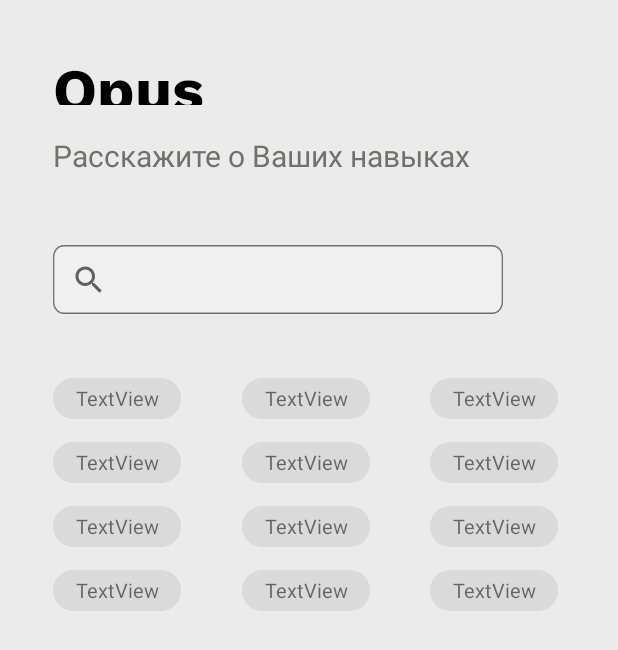
After one commit to EvilEgoist/AndroidPetProjectOpus, an Android app: the layout activity_skills_screen.xml on its own in the app's theme, with its tools: preview values and no code run, on a phone screen of 412 x 824 dp. The commit adds this screen. Shown: the top 650 px of the screen. Run offline under Robolectric (Android 15) with nearby library versions, the phone set to English and light mode, and no system bars.

Commit message:
Part of screen 22

```diff
--- a/app/src/main/AndroidManifest.xml
+++ b/app/src/main/AndroidManifest.xml
@@ -9,6 +9,7 @@
         android:roundIcon="@mipmap/ic_launcher_round"
         android:supportsRtl="true"
         android:theme="@style/Theme.Opus">
+        <activity android:name=".SkillsScreen"></activity>
         <activity
             android:name=".MainActivity"
             android:screenOrientation="portrait">
@@ -18,6 +19,7 @@
                 <category android:name="android.intent.category.LAUNCHER" />
             </intent-filter>
         </activity>
+
         <meta-data
             android:name="preloaded_fonts"
             android:resource="@array/preloaded_fonts" />
--- a/app/src/main/java/com/android/opus/MainActivity.kt
+++ b/app/src/main/java/com/android/opus/MainActivity.kt
@@ -1,17 +1,24 @@
 package com.android.opus
 
+import android.os.Bundle
+import android.view.View
+import android.widget.TextView
 import androidx.appcompat.app.AppCompatActivity
-import android.os.Bundle
-import com.android.opus.ui.screen.MainScreenFragment
+
 
 class MainActivity : AppCompatActivity() {
     override fun onCreate(savedInstanceState: Bundle?) {
         super.onCreate(savedInstanceState)
         setContentView(R.layout.activity_main)
 
-        if (savedInstanceState == null) {
-            supportFragmentManager.beginTransaction()
-                .add(R.id.fragment_container, MainScreenFragment.newInstance()).commit()
-        }
+//        if (savedInstanceState == null) {
+//            supportFragmentManager.beginTransaction()
+//                .add(R.id.fragment_container, MainScreenFragment.newInstance()).commit()
+//        }
+//        Intent(this, SkillsScreen::class.java)
+
+        val textViewArray = arrayOfNulls<TextView>(10)
+        textViewArray[0]
+
     }
 }
--- /dev/null
+++ b/app/src/main/java/com/android/opus/SkillsScreen.kt
@@ -0,0 +1,15 @@
+package com.android.opus
+
+import android.R
+import android.os.Bundle
+import android.view.View
+import android.widget.TextView
+import androidx.appcompat.app.AppCompatActivity
+
+
+class SkillsScreen : AppCompatActivity() {
+    override fun onCreate(savedInstanceState: Bundle?) {
+        super.onCreate(savedInstanceState)
+        //setContentView(R.layout.activity_skill_screen)
+    }
+}
--- /dev/null
+++ b/app/src/main/res/drawable/screen_separator.xml
@@ -0,0 +1,76 @@
+<?xml version="1.0" encoding="utf-8"?>
+<vector
+    xmlns:android="http://schemas.android.com/apk/res/android"
+    xmlns:aapt="http://schemas.android.com/aapt"
+    android:width="414dp"
+    android:height="414dp"
+    android:viewportWidth="2"
+    android:viewportHeight="414"
+    >
+
+    <group>
+
+        <clip-path
+            android:pathData="M0 0H2V414H0V0Z"
+            />
+
+        <group
+            android:translateX="-26.5"
+            android:translateY="0"
+            android:pivotX="1"
+            android:pivotY="207"
+            android:scaleX="2"
+            android:scaleY="2"
+            android:rotation="90"
+            >
+
+            <path
+                android:pathData="M0 0V414H2V0"
+                >
+
+                <aapt:attr name="android:fillColor">
+
+                    <gradient
+                        android:type="linear"
+                        android:startX="0.5"
+                        android:startY="207"
+                        android:endX="1.5"
+                        android:endY="207"
+                        >
+
+                        <item
+                            android:color="#EBEBEB"
+                            android:offset="0"
+                            />
+
+                        <item
+                            android:color="#CFCFCF"
+                            android:offset="0.266"
+                            />
+
+                        <item
+                            android:color="#CFCFCF"
+                            android:offset="0.49"
+                            />
+
+                        <item
+                            android:color="#CFCFCF"
+                            android:offset="0.724"
+                            />
+
+                        <item
+                            android:color="#EBEBEB"
+                            android:offset="1"
+                            />
+
+                    </gradient>
+
+                </aapt:attr>
+
+            </path>
+
+        </group>
+
+    </group>
+
+</vector>
--- /dev/null
+++ b/app/src/main/res/drawable/search_view_style.xml
@@ -0,0 +1,30 @@
+<?xml version="1.0" encoding="utf-8"?>
+<vector
+    xmlns:android="http://schemas.android.com/apk/res/android"
+    xmlns:aapt="http://schemas.android.com/aapt"
+    android:width="340dp"
+    android:height="46dp"
+    android:viewportWidth="340"
+    android:viewportHeight="46"
+    >
+
+    <group>
+
+        <clip-path
+            android:pathData="M8 0H332C336.418 0 340 3.58172 340 8V38C340 42.4183 336.418 46 332 46H8C3.58172 46 0 42.4183 0 38V8C0 3.58172 3.58172 0 8 0Z"
+            />
+
+        <path
+            android:pathData="M0 0V46H340V0"
+            android:fillColor="#F0F0F0"
+            />
+
+        <path
+            android:pathData="M8 0H332C336.418 0 340 3.58172 340 8V38C340 42.4183 336.418 46 332 46H8C3.58172 46 0 42.4183 0 38V8C0 3.58172 3.58172 0 8 0Z"
+            android:strokeWidth="2"
+            android:strokeColor="#73726A"
+            />
+
+    </group>
+
+</vector>
--- /dev/null
+++ b/app/src/main/res/drawable/shape_rounded_rectangle.xml
@@ -0,0 +1,24 @@
+<?xml version="1.0" encoding="utf-8"?>
+    <vector
+        xmlns:android="http://schemas.android.com/apk/res/android"
+        xmlns:aapt="http://schemas.android.com/aapt"
+        android:width="85dp"
+        android:height="27dp"
+        android:viewportWidth="85"
+        android:viewportHeight="27"
+        >
+
+        <group>
+
+            <clip-path
+                android:pathData="M13.5 0H71.5C78.9558 0 85 6.04416 85 13.5C85 20.9558 78.9558 27 71.5 27H13.5C6.04416 27 0 20.9558 0 13.5C0 6.04416 6.04416 0 13.5 0Z"
+                />
+
+            <path
+                android:pathData="M0 0V27H85V0"
+                android:fillColor="#DADADA"
+                />
+
+        </group>
+
+    </vector>
--- /dev/null
+++ b/app/src/main/res/layout/activity_skills_screen.xml
@@ -0,0 +1,255 @@
+<?xml version="1.0" encoding="utf-8"?>
+<androidx.constraintlayout.widget.ConstraintLayout xmlns:android="http://schemas.android.com/apk/res/android"
+    xmlns:app="http://schemas.android.com/apk/res-auto"
+    xmlns:tools="http://schemas.android.com/tools"
+    android:layout_width="match_parent"
+    android:layout_height="match_parent"
+    android:background="#EBEBEB"
+    tools:context=".SkillsScreen">
+
+    <SearchView
+        android:id="@+id/searchView"
+        android:layout_width="@dimen/search_view_width"
+        android:layout_height="46dp"
+        android:layout_alignParentLeft="true"
+        android:layout_alignParentTop="true"
+        android:layout_marginStart="35dp"
+        android:layout_marginBottom="400dp"
+        android:background="@drawable/search_view_style"
+        app:layout_constraintBottom_toBottomOf="parent"
+        app:layout_constraintEnd_toEndOf="parent"
+        app:layout_constraintHorizontal_bias="0.0"
+        app:layout_constraintStart_toStartOf="parent"
+        app:layout_constraintTop_toBottomOf="@+id/caption_under_title"
+        app:layout_constraintVertical_bias="0.151" />
+
+    <TextView
+        android:id="@+id/app_title"
+        style="@style/AppTitleStyleBlack"
+        android:layout_width="364dp"
+        android:layout_height="40dp"
+        android:layout_alignParentLeft="true"
+        android:layout_alignParentTop="true"
+        android:layout_marginLeft="35dp"
+        android:layout_marginTop="1dp"
+        android:gravity="top"
+        android:text="@string/app_name"
+        app:layout_constraintBottom_toBottomOf="parent"
+        app:layout_constraintEnd_toEndOf="parent"
+        app:layout_constraintHorizontal_bias="0.0"
+        app:layout_constraintStart_toStartOf="parent"
+        app:layout_constraintTop_toTopOf="parent"
+        app:layout_constraintVertical_bias="0.037" />
+
+    <TextView
+        android:id="@+id/caption_under_title"
+        android:layout_width="354dp"
+        android:layout_height="43dp"
+        android:layout_alignParentLeft="true"
+        android:layout_alignParentTop="true"
+        android:layout_marginStart="35dp"
+        android:gravity="center_vertical"
+        android:text="@string/caption_under_app_title"
+        android:textAppearance="@style/CaptionUnderAppTitle"
+        app:layout_constraintBottom_toBottomOf="parent"
+        app:layout_constraintEnd_toEndOf="parent"
+        app:layout_constraintHorizontal_bias="0.0"
+        app:layout_constraintStart_toStartOf="parent"
+        app:layout_constraintTop_toBottomOf="@+id/app_title"
+        app:layout_constraintVertical_bias="0.017" />
+
+    <View
+        android:id="@+id/rectangle_7"
+        android:layout_width="414dp"
+        android:layout_height="2dp"
+        android:layout_alignParentLeft="true"
+        android:layout_alignParentTop="true"
+        android:background="@drawable/screen_separator"
+        app:layout_constraintBottom_toBottomOf="parent"
+        app:layout_constraintEnd_toEndOf="parent"
+        app:layout_constraintHorizontal_bias="0.666"
+        app:layout_constraintStart_toStartOf="parent"
+        app:layout_constraintTop_toTopOf="parent"
+        app:layout_constraintVertical_bias="0.555" />
+
+    <androidx.constraintlayout.widget.Barrier
+        android:id="@+id/screen_barrier"
+        android:layout_width="0dp"
+        android:layout_height="0dp"
+        app:barrierDirection="bottom"
+        app:barrierMargin="120dp"
+        app:constraint_referenced_ids="app_title,caption_under_title,searchView"
+        />
+
+    <TextView
+        android:id="@+id/skill1"
+        android:layout_width="wrap_content"
+        android:layout_height="wrap_content"
+        android:layout_alignParentLeft="true"
+        android:layout_alignParentTop="true"
+        android:background="@drawable/shape_rounded_rectangle"
+        android:gravity="center_horizontal|center_vertical"
+        android:text="TextView"
+        android:textSize="@dimen/flow_text_size"
+        />
+
+    <TextView
+        android:id="@+id/skill2"
+        android:layout_width="wrap_content"
+        android:layout_height="wrap_content"
+        android:layout_alignParentLeft="true"
+        android:layout_alignParentTop="true"
+        android:layout_marginTop="80dp"
+        android:background="@drawable/shape_rounded_rectangle"
+        android:gravity="center_horizontal|center_vertical"
+        android:text="TextView"
+        android:textSize="@dimen/flow_text_size"
+        />
+
+    <TextView
+        android:id="@+id/skill3"
+        android:layout_width="wrap_content"
+        android:layout_height="wrap_content"
+        android:layout_alignParentLeft="true"
+        android:layout_alignParentTop="true"
+        android:layout_marginTop="80dp"
+        android:background="@drawable/shape_rounded_rectangle"
+        android:gravity="center_horizontal|center_vertical"
+        android:text="TextView"
+        android:textSize="@dimen/flow_text_size"
+        />
+
+    <TextView
+        android:id="@+id/skill4"
+        android:layout_width="wrap_content"
+        android:layout_height="wrap_content"
+        android:layout_alignParentLeft="true"
+        android:layout_alignParentTop="true"
+        android:background="@drawable/shape_rounded_rectangle"
+        android:gravity="center_horizontal|center_vertical"
+        android:text="TextView"
+        android:textSize="@dimen/flow_text_size"
+        tools:layout_editor_absoluteX="-1dp"
+        tools:layout_editor_absoluteY="240dp" />
+
+    <TextView
+        android:id="@+id/skill5"
+        android:layout_width="wrap_content"
+        android:layout_height="wrap_content"
+        android:layout_alignParentLeft="true"
+        android:layout_alignParentTop="true"
+        android:background="@drawable/shape_rounded_rectangle"
+        android:gravity="center_horizontal|center_vertical"
+        android:text="TextView"
+        android:textSize="@dimen/flow_text_size"
+        tools:layout_editor_absoluteX="16dp"
+        tools:layout_editor_absoluteY="263dp" />
+
+    <TextView
+        android:id="@+id/skill6"
+        android:layout_width="wrap_content"
+        android:layout_height="wrap_content"
+        android:layout_alignParentLeft="true"
+        android:layout_alignParentTop="true"
+        android:layout_marginTop="112dp"
+        android:textSize="@dimen/flow_text_size"
+        android:background="@drawable/shape_rounded_rectangle"
+        android:gravity="center_horizontal|center_vertical"
+        android:text="TextView"
+        />
+
+    <TextView
+        android:id="@+id/skill7"
+        android:layout_width="wrap_content"
+        android:layout_height="wrap_content"
+        android:layout_alignParentLeft="true"
+        android:layout_alignParentTop="true"
+        android:textSize="@dimen/flow_text_size"
+        android:background="@drawable/shape_rounded_rectangle"
+        android:gravity="center_horizontal|center_vertical"
+        android:text="TextView"
+        />
+
+    <TextView
+        android:id="@+id/skill8"
+        android:layout_width="wrap_content"
+        android:layout_height="wrap_content"
+        android:layout_alignParentLeft="true"
+        android:layout_alignParentTop="true"
+        android:layout_marginTop="112dp"
+        android:textSize="@dimen/flow_text_size"
+        android:background="@drawable/shape_rounded_rectangle"
+        android:gravity="center_horizontal|center_vertical"
+        android:text="TextView"
+        />
+
+    <TextView
+        android:id="@+id/skill9"
+        android:layout_width="wrap_content"
+        android:layout_height="wrap_content"
+        android:layout_alignParentLeft="true"
+        android:layout_alignParentTop="true"
+        android:layout_marginTop="112dp"
+        android:textSize="@dimen/flow_text_size"
+        android:background="@drawable/shape_rounded_rectangle"
+        android:gravity="center_horizontal|center_vertical"
+        android:text="TextView"
+        />
+
+    <TextView
+        android:id="@+id/skill10"
+        android:layout_width="wrap_content"
+        android:layout_height="wrap_content"
+        android:layout_alignParentLeft="true"
+        android:layout_alignParentTop="true"
+        android:layout_marginTop="40dp"
+        android:textSize="@dimen/flow_text_size"
+        android:background="@drawable/shape_rounded_rectangle"
+        android:gravity="center_horizontal|center_vertical"
+        android:text="TextView"
+        />
+
+    <TextView
+        android:id="@+id/skill11"
+        android:layout_width="wrap_content"
+        android:layout_height="wrap_content"
+        android:layout_alignParentLeft="true"
+        android:layout_alignParentTop="true"
+        android:textSize="@dimen/flow_text_size"
+        android:layout_marginTop="80dp"
+        android:background="@drawable/shape_rounded_rectangle"
+        android:gravity="center_horizontal|center_vertical"
+        android:text="TextView"
+        />
+
+    <TextView
+        android:id="@+id/skill12"
+        android:tag="sk"
+        android:layout_width="wrap_content"
+        android:layout_height="wrap_content"
+        android:layout_alignParentLeft="true"
+        android:layout_alignParentTop="true"
+        android:textSize="@dimen/flow_text_size"
+        android:layout_marginTop="80dp"
+        android:background="@drawable/shape_rounded_rectangle"
+        android:gravity="center_horizontal|center_vertical"
+        android:text="TextView"
+        />
+
+    <androidx.constraintlayout.helper.widget.Flow
+        android:layout_width="0dp"
+        android:layout_height="0dp"
+        android:layout_marginStart="@dimen/flow_margin_start"
+        android:layout_marginEnd="@dimen/flow_margin_end"
+        app:constraint_referenced_ids="skill1,skill2,skill3,skill4,skill5,skill6,skill7,skill8,skill9,skill10,skill11,skill12"
+        app:flow_wrapMode="aligned"
+        app:flow_horizontalStyle="spread_inside"
+        app:flow_verticalStyle="spread_inside"
+        app:flow_verticalGap="15dp"
+        app:flow_horizontalGap="5dp"
+        app:layout_constraintEnd_toEndOf="parent"
+        app:layout_constraintHorizontal_bias="0.0"
+        app:layout_constraintStart_toStartOf="parent"
+        app:layout_constraintTop_toBottomOf="@id/screen_barrier" />
+
+</androidx.constraintlayout.widget.ConstraintLayout>
--- /dev/null
+++ b/app/src/main/res/values-sw320dp/dimens.xml
@@ -0,0 +1,8 @@
+<?xml version="1.0" encoding="utf-8"?>
+<resources>
+    <dimen name="greeting_text_size">20sp</dimen>
+    <dimen name="flow_text_size">13sp</dimen>
+    <dimen name="search_view_width">300sp</dimen>
+    <dimen name ="flow_margin_start">35dp</dimen>
+    <dimen name ="flow_margin_end">40dp</dimen>
+</resources>
--- a/app/src/main/res/values-sw480dp/dimens.xml
+++ b/app/src/main/res/values-sw480dp/dimens.xml
@@ -2,4 +2,8 @@
 <resources>
     <dimen name="button_text_size">24dp</dimen>
     <dimen name="greeting_text_size">24dp</dimen>
+    <dimen name="flow_text_size">20sp</dimen>
+    <dimen name="search_view_width">340sp</dimen>
+    <dimen name ="flow_margin_start">35dp</dimen>
+    <dimen name ="flow_margin_end">45dp</dimen>
 </resources>
--- a/app/src/main/res/values/dimens.xml
+++ b/app/src/main/res/values/dimens.xml
@@ -10,6 +10,10 @@
     <dimen name="ic_googl_size">32dp</dimen>
     <dimen name="button_text_size">20dp</dimen>
     <dimen name="greeting_text_size">20dp</dimen>
+    <dimen name="search_view_width">340sp</dimen>
+    <dimen name="flow_text_size">10sp</dimen>
     <dimen name="form_text_size">18dp</dimen>
     <dimen name="app_title_text_size">40dp</dimen>
+    <dimen name ="flow_margin_start">35dp</dimen>
+    <dimen name ="flow_margin_end">35dp</dimen>
 </resources>
--- a/app/src/main/res/values/strings.xml
+++ b/app/src/main/res/values/strings.xml
@@ -13,6 +13,7 @@
     <string name="main_screen_greeting_title">У вас уже есть аккаунт?</string>
     <string name="login_screen_greeting_title">Давно не заходили</string>
     <string name="sign_up_screen_greeting_title">Рады с Вами познакомиться</string>
+    <string name="caption_under_app_title">Расскажите о Ваших навыках</string>
 
     <string name="error_name">Неправильно введено имя</string>
     <string name="error_surname">Неправильно введена фамилия</string>
--- a/app/src/main/res/values/styles.xml
+++ b/app/src/main/res/values/styles.xml
@@ -26,10 +26,21 @@
         <item name="android:textSize">@dimen/app_title_text_size</item>
     </style>
 
+    <style name="AppTitleStyleBlack" parent="Theme.AppCompat">
+        <item name="android:fontFamily">@font/work_sans_bold</item>
+        <item name="android:textColor">@color/black</item>
+        <item name="android:textSize">@dimen/app_title_text_size</item>
+    </style>
+
     <style name="GreetingTitleStyle" parent="Theme.AppCompat">
         <item name="android:fontFamily">@font/lato</item>
         <item name="android:textColor">@color/yellow</item>
         <item name="android:textSize">@dimen/greeting_text_size</item>
     </style>
 
+    <style name="CaptionUnderAppTitle">
+        <item name="android:textSize">@dimen/greeting_text_size</item>
+        <item name="android:textColor">#73726A</item>
+    </style>
+
 </resources>
```
